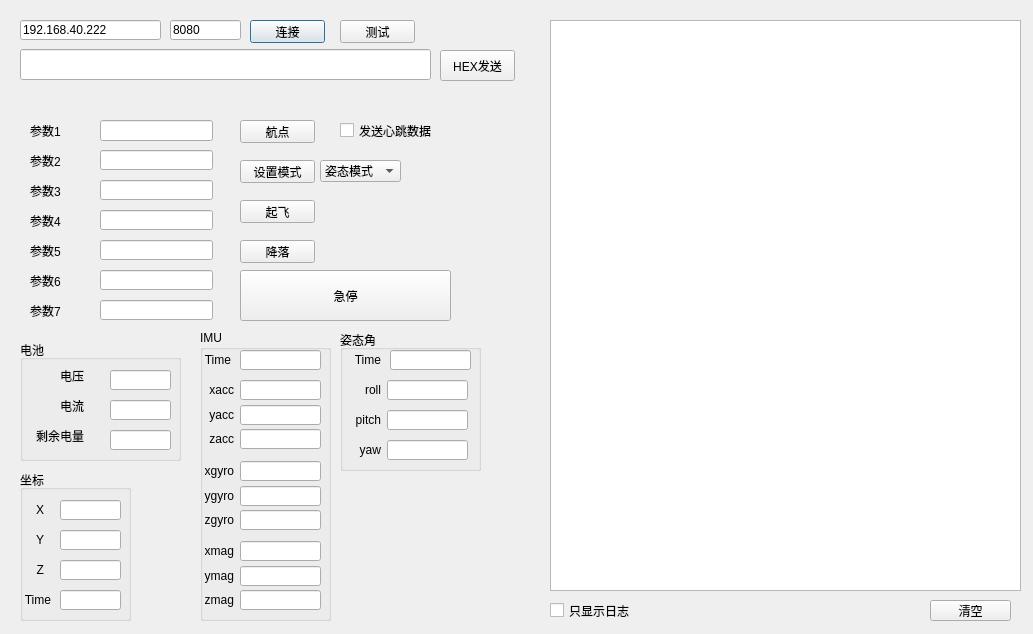
gessd/UAVManage, file UAVManage/devicedebug.ui: the form before one commit.
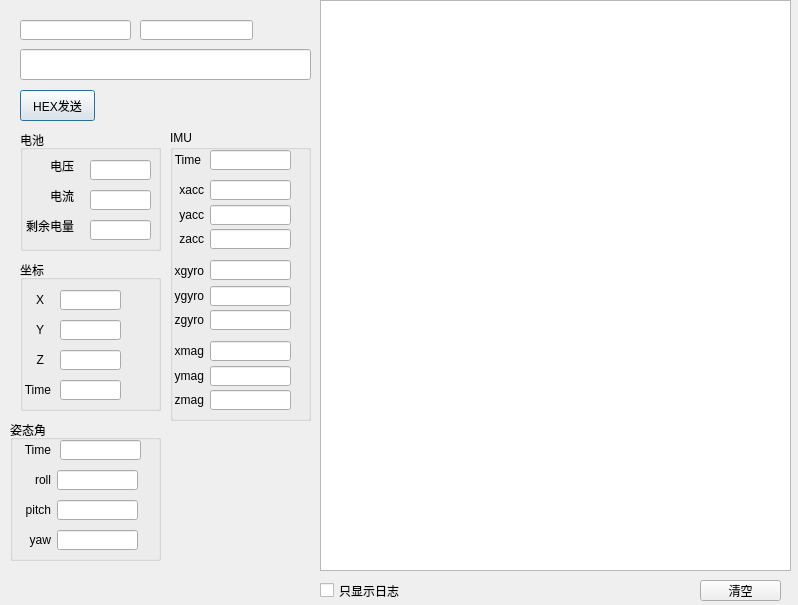
The form after the commit.

What changed in the file:
```diff
--- a/UAVManage/devicedebug.ui
+++ b/UAVManage/devicedebug.ui
@@ -6,221 +6,34 @@
    <rect>
     <x>0</x>
     <y>0</y>
-    <width>1033</width>
-    <height>634</height>
+    <width>798</width>
+    <height>605</height>
    </rect>
   </property>
   <property name="windowTitle">
    <string>DeviceDebug</string>
   </property>
-  <widget class="QPushButton" name="btnConnect">
-   <property name="geometry">
-    <rect>
-     <x>250</x>
-     <y>20</y>
-     <width>75</width>
-     <height>23</height>
-    </rect>
-   </property>
-   <property name="text">
-    <string>连接</string>
-   </property>
-  </widget>
-  <widget class="QLineEdit" name="lineEditPararm3">
-   <property name="geometry">
-    <rect>
-     <x>100</x>
-     <y>180</y>
-     <width>113</width>
-     <height>20</height>
-    </rect>
-   </property>
-  </widget>
   <widget class="QTextBrowser" name="textBrowser">
    <property name="geometry">
     <rect>
-     <x>550</x>
-     <y>20</y>
+     <x>320</x>
+     <y>0</y>
      <width>471</width>
      <height>571</height>
     </rect>
    </property>
   </widget>
-  <widget class="QLineEdit" name="lineEditPararm2">
-   <property name="geometry">
-    <rect>
-     <x>100</x>
-     <y>150</y>
-     <width>113</width>
-     <height>20</height>
-    </rect>
-   </property>
-  </widget>
-  <widget class="QLineEdit" name="lineEditPararm1">
-   <property name="geometry">
-    <rect>
-     <x>100</x>
-     <y>120</y>
-     <width>113</width>
-     <height>21</height>
-    </rect>
-   </property>
-  </widget>
-  <widget class="QLabel" name="label">
-   <property name="geometry">
-    <rect>
-     <x>30</x>
-     <y>120</y>
-     <width>61</width>
-     <height>21</height>
-    </rect>
-   </property>
-   <property name="text">
-    <string>参数1</string>
-   </property>
-  </widget>
-  <widget class="QLabel" name="label_4">
-   <property name="geometry">
-    <rect>
-     <x>30</x>
-     <y>180</y>
-     <width>61</width>
-     <height>21</height>
-    </rect>
-   </property>
-   <property name="text">
-    <string>参数3</string>
-   </property>
-  </widget>
-  <widget class="QLabel" name="label_7">
-   <property name="geometry">
-    <rect>
-     <x>30</x>
-     <y>300</y>
-     <width>61</width>
-     <height>21</height>
-    </rect>
-   </property>
-   <property name="text">
-    <string>参数7</string>
-   </property>
-  </widget>
-  <widget class="QLineEdit" name="lineEditPararm5">
-   <property name="geometry">
-    <rect>
-     <x>100</x>
-     <y>210</y>
-     <width>113</width>
-     <height>20</height>
-    </rect>
-   </property>
-  </widget>
-  <widget class="QLabel" name="label_2">
-   <property name="geometry">
-    <rect>
-     <x>30</x>
-     <y>150</y>
-     <width>61</width>
-     <height>21</height>
-    </rect>
-   </property>
-   <property name="text">
-    <string>参数2</string>
-   </property>
-  </widget>
-  <widget class="QLineEdit" name="lineEditPararm6">
-   <property name="geometry">
-    <rect>
-     <x>100</x>
-     <y>270</y>
-     <width>113</width>
-     <height>20</height>
-    </rect>
-   </property>
-  </widget>
   <widget class="QLineEdit" name="lineEditIp">
    <property name="geometry">
     <rect>
      <x>20</x>
      <y>20</y>
-     <width>141</width>
+     <width>111</width>
      <height>20</height>
     </rect>
    </property>
    <property name="text">
-    <string>192.168.40.222</string>
-   </property>
-  </widget>
-  <widget class="QLineEdit" name="lineEditPararm7">
-   <property name="geometry">
-    <rect>
-     <x>100</x>
-     <y>300</y>
-     <width>113</width>
-     <height>20</height>
-    </rect>
-   </property>
-  </widget>
-  <widget class="QPushButton" name="btnDown">
-   <property name="geometry">
-    <rect>
-     <x>240</x>
-     <y>240</y>
-     <width>75</width>
-     <height>23</height>
-    </rect>
-   </property>
-   <property name="text">
-    <string>降落</string>
-   </property>
-  </widget>
-  <widget class="QLineEdit" name="lineEditPararm4">
-   <property name="geometry">
-    <rect>
-     <x>100</x>
-     <y>240</y>
-     <width>113</width>
-     <height>20</height>
-    </rect>
-   </property>
-  </widget>
-  <widget class="QLabel" name="label_5">
-   <property name="geometry">
-    <rect>
-     <x>30</x>
-     <y>270</y>
-     <width>61</width>
-     <height>21</height>
-    </rect>
-   </property>
-   <property name="text">
-    <string>参数6</string>
-   </property>
-  </widget>
-  <widget class="QLabel" name="label_6">
-   <property name="geometry">
-    <rect>
-     <x>30</x>
-     <y>240</y>
-     <width>61</width>
-     <height>21</height>
-    </rect>
-   </property>
-   <property name="text">
-    <string>参数5</string>
-   </property>
-  </widget>
-  <widget class="QPushButton" name="btnFly">
-   <property name="geometry">
-    <rect>
-     <x>240</x>
-     <y>200</y>
-     <width>75</width>
-     <height>23</height>
-    </rect>
-   </property>
-   <property name="text">
-    <string>起飞</string>
+    <string/>
    </property>
   </widget>
   <widget class="QLineEdit" name="lineEditMsg">
@@ -228,7 +41,7 @@
     <rect>
      <x>20</x>
      <y>49</y>
-     <width>411</width>
+     <width>291</width>
      <height>31</height>
     </rect>
    </property>
@@ -236,8 +49,8 @@
   <widget class="QPushButton" name="btnSendHex">
    <property name="geometry">
     <rect>
-     <x>440</x>
-     <y>50</y>
+     <x>20</x>
+     <y>90</y>
      <width>75</width>
      <height>31</height>
     </rect>
@@ -246,102 +59,11 @@
     <string>HEX发送</string>
    </property>
   </widget>
-  <widget class="QLineEdit" name="lineEditPort">
-   <property name="geometry">
-    <rect>
-     <x>170</x>
-     <y>20</y>
-     <width>71</width>
-     <height>20</height>
-    </rect>
-   </property>
-   <property name="text">
-    <string>8080</string>
-   </property>
-  </widget>
-  <widget class="QLabel" name="label_3">
-   <property name="geometry">
-    <rect>
-     <x>30</x>
-     <y>210</y>
-     <width>61</width>
-     <height>21</height>
-    </rect>
-   </property>
-   <property name="text">
-    <string>参数4</string>
-   </property>
-  </widget>
-  <widget class="QPushButton" name="btnSetMode">
-   <property name="geometry">
-    <rect>
-     <x>240</x>
-     <y>160</y>
-     <width>75</width>
-     <height>23</height>
-    </rect>
-   </property>
-   <property name="text">
-    <string>设置模式</string>
-   </property>
-  </widget>
-  <widget class="QPushButton" name="btnWaypoint">
-   <property name="geometry">
-    <rect>
-     <x>240</x>
-     <y>120</y>
-     <width>75</width>
-     <height>23</height>
-    </rect>
-   </property>
-   <property name="text">
-    <string>航点</string>
-   </property>
-  </widget>
-  <widget class="QPushButton" name="btnTest">
-   <property name="geometry">
-    <rect>
-     <x>340</x>
-     <y>20</y>
-     <width>75</width>
-     <height>23</height>
-    </rect>
-   </property>
-   <property name="text">
-    <string>测试</string>
-   </property>
-  </widget>
-  <widget class="QCheckBox" name="checkBoxbHeartbeat">
-   <property name="geometry">
-    <rect>
-     <x>340</x>
-     <y>120</y>
-     <width>111</width>
-     <height>21</height>
-    </rect>
-   </property>
-   <property name="text">
-    <string>发送心跳数据</string>
-   </property>
-  </widget>
-  <widget class="QPushButton" name="btnStop">
-   <property name="geometry">
-    <rect>
-     <x>240</x>
-     <y>270</y>
-     <width>211</width>
-     <height>51</height>
-    </rect>
-   </property>
-   <property name="text">
-    <string>急停</string>
-   </property>
-  </widget>
   <widget class="QPushButton" name="btnMessageClear">
    <property name="geometry">
     <rect>
-     <x>930</x>
-     <y>600</y>
+     <x>700</x>
+     <y>580</y>
      <width>81</width>
      <height>21</height>
     </rect>
@@ -350,37 +72,12 @@
     <string>清空</string>
    </property>
   </widget>
-  <widget class="QComboBox" name="comboBoxMode">
-   <property name="geometry">
-    <rect>
-     <x>320</x>
-     <y>160</y>
-     <width>81</width>
-     <height>22</height>
-    </rect>
-   </property>
-   <item>
-    <property name="text">
-     <string>姿态模式</string>
-    </property>
-   </item>
-   <item>
-    <property name="text">
-     <string>定高模式</string>
-    </property>
-   </item>
-   <item>
-    <property name="text">
-     <string>航点模式</string>
-    </property>
-   </item>
-  </widget>
   <widget class="QGroupBox" name="groupBox">
    <property name="geometry">
     <rect>
      <x>20</x>
-     <y>340</y>
-     <width>161</width>
+     <y>130</y>
+     <width>141</width>
      <height>121</height>
     </rect>
    </property>
@@ -390,7 +87,7 @@
    <widget class="QLabel" name="label_8">
     <property name="geometry">
      <rect>
-      <x>10</x>
+      <x>0</x>
       <y>30</y>
       <width>54</width>
       <height>12</height>
@@ -406,7 +103,7 @@
    <widget class="QLabel" name="label_9">
     <property name="geometry">
      <rect>
-      <x>10</x>
+      <x>0</x>
       <y>60</y>
       <width>54</width>
       <height>12</height>
@@ -422,7 +119,7 @@
    <widget class="QLabel" name="label_10">
     <property name="geometry">
      <rect>
-      <x>10</x>
+      <x>0</x>
       <y>90</y>
       <width>54</width>
       <height>12</height>
@@ -438,7 +135,7 @@
    <widget class="QLineEdit" name="lineEditVoltages">
     <property name="geometry">
      <rect>
-      <x>90</x>
+      <x>70</x>
       <y>30</y>
       <width>61</width>
       <height>20</height>
@@ -451,7 +148,7 @@
    <widget class="QLineEdit" name="lineEditBattery">
     <property name="geometry">
      <rect>
-      <x>90</x>
+      <x>70</x>
       <y>60</y>
       <width>61</width>
       <height>20</height>
@@ -464,7 +161,7 @@
    <widget class="QLineEdit" name="lineEditElectric">
     <property name="geometry">
      <rect>
-      <x>90</x>
+      <x>70</x>
       <y>90</y>
       <width>61</width>
       <height>20</height>
@@ -479,8 +176,8 @@
    <property name="geometry">
     <rect>
      <x>20</x>
-     <y>470</y>
-     <width>111</width>
+     <y>260</y>
+     <width>141</width>
      <height>151</height>
     </rect>
    </property>
@@ -607,9 +304,9 @@
   <widget class="QGroupBox" name="groupBox_3">
    <property name="geometry">
     <rect>
-     <x>200</x>
-     <y>330</y>
-     <width>131</width>
+     <x>170</x>
+     <y>130</y>
+     <width>141</width>
      <height>291</height>
     </rect>
    </property>
@@ -797,7 +494,7 @@
     <property name="geometry">
      <rect>
       <x>40</x>
-      <y>131</y>
+      <y>130</y>
       <width>81</width>
       <height>20</height>
      </rect>
@@ -910,9 +607,9 @@
   <widget class="QGroupBox" name="groupBox_4">
    <property name="geometry">
     <rect>
-     <x>340</x>
-     <y>330</y>
-     <width>141</width>
+     <x>10</x>
+     <y>420</y>
+     <width>151</width>
      <height>141</height>
     </rect>
    </property>
@@ -1039,8 +736,8 @@
   <widget class="QCheckBox" name="checkBoxbOnlylog">
    <property name="geometry">
     <rect>
-     <x>550</x>
-     <y>600</y>
+     <x>320</x>
+     <y>580</y>
      <width>111</width>
      <height>21</height>
     </rect>
@@ -1049,6 +746,16 @@
     <string>只显示日志</string>
    </property>
   </widget>
+  <widget class="QLineEdit" name="lineEditName">
+   <property name="geometry">
+    <rect>
+     <x>140</x>
+     <y>20</y>
+     <width>113</width>
+     <height>20</height>
+    </rect>
+   </property>
+  </widget>
  </widget>
  <layoutdefault spacing="6" margin="11"/>
  <resources/>
```
Left out of the diff: 2 changed lines with no effect on the pictures.
